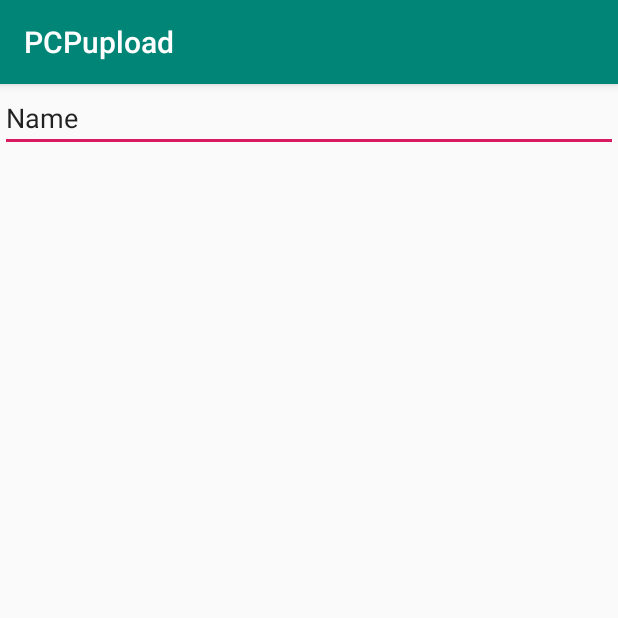
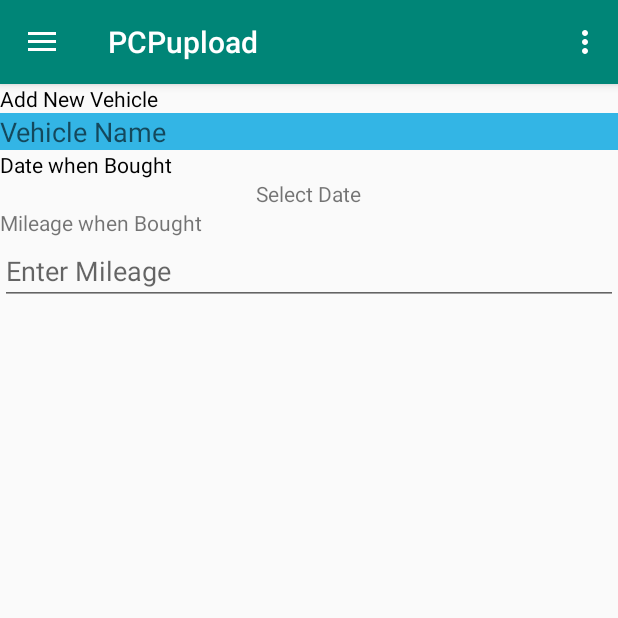
Before and after one commit to douglasduncan/PCPupload2, an Android app: the screen it shows after launch (addVehicle1 before the commit, MainActivity after it), in the side drawer, after a tap on "Add Vehicle", on a phone screen of 412 x 824 dp, the top half of it. Run offline under Robolectric (Android 15) with nearby library versions, the phone set to English and light mode, and no system bars.

```diff
--- a/app/build.gradle
+++ b/app/build.gradle
@@ -23,6 +23,7 @@ dependencies {
     implementation 'com.android.support:appcompat-v7:28.0.0'
     implementation 'com.android.support:design:28.0.0'
     implementation 'com.android.support.constraint:constraint-layout:1.1.3'
+    implementation 'com.android.support:support-v4:28.0.0'
     testImplementation 'junit:junit:4.12'
     androidTestImplementation 'com.android.support.test:runner:1.0.2'
     androidTestImplementation 'com.android.support.test.espresso:espresso-core:3.0.2'
--- a/app/src/main/AndroidManifest.xml
+++ b/app/src/main/AndroidManifest.xml
@@ -19,7 +19,6 @@
                 <category android:name="android.intent.category.LAUNCHER" />
             </intent-filter>
         </activity>
-        <activity android:name=".addVehicle1"></activity>
     </application>
 
 </manifest>
--- a/app/src/main/java/com/example/douglas/pcpupload/MainActivity.java
+++ b/app/src/main/java/com/example/douglas/pcpupload/MainActivity.java
@@ -4,6 +4,8 @@ import android.content.Intent;
 import android.os.Bundle;
 import android.support.design.widget.FloatingActionButton;
 import android.support.design.widget.Snackbar;
+import android.support.v4.app.Fragment;
+import android.support.v4.app.FragmentTransaction;
 import android.view.View;
 import android.support.design.widget.NavigationView;
 import android.support.v4.view.GravityCompat;
@@ -26,6 +28,7 @@ public class MainActivity extends AppCompatActivity
 
         super.onCreate(savedInstanceState);
         setContentView(R.layout.activity_main);
+
 
 
 
@@ -95,7 +98,9 @@ public class MainActivity extends AppCompatActivity
     @Override
     public boolean onNavigationItemSelected(MenuItem item) {
         //////////////////////////////////////////////////////////////////////////////intents for navigation
-        Intent intent = new Intent(this, addVehicle1.class);
+       // Intent intent = new Intent(this, addVehicle1.class);
+//////////////////////////////////////////////////////////////////////////////////////fragments
+
 
         // Handle navigation view item clicks here.
         int id = item.getItemId();
@@ -111,7 +116,13 @@ public class MainActivity extends AppCompatActivity
 
         } else if (id == R.id.add_vehicle) {
             Toast.makeText(this, "add vehicle", Toast.LENGTH_SHORT).show();
-            startActivity(intent);
+           // startActivity(intent);
+            //////////////////////////////////////////////////////////////////////////////////////OPEN the add vehicle fragment
+            Fragment myfragment = new addVehicleFragment();
+            FragmentTransaction myTransaction = getSupportFragmentManager().beginTransaction();
+            myTransaction.replace(R.id.fragment_container, myfragment);////put my fragment into the fragment container
+            myTransaction.addToBackStack(null);
+            myTransaction.commit();
         } else if (id == R.id.nav_send) {
 
         }
--- a/app/src/main/java/com/example/douglas/pcpupload/addVehicle1.java
+++ /dev/null
@@ -1,26 +0,0 @@
-package com.example.douglas.pcpupload;
-
-import android.content.SharedPreferences;
-import android.support.v7.app.AppCompatActivity;
-import android.os.Bundle;
-import android.util.Log;
-import android.widget.Toast;
-
-public class addVehicle1 extends AppCompatActivity {
-
-    @Override
-    protected void onCreate(Bundle savedInstanceState) {
-        super.onCreate(savedInstanceState);
-        setContentView(R.layout.activity_add_vehicle1);
-
-        /////create shared preferences to be logged in.
-        SharedPreferences.Editor editor = getSharedPreferences("InitialPrefs", MODE_PRIVATE).edit();
-        Log.w("preferences", "setting up shared prefs");
-        String username = "testing username";
-        editor.putString("username", username);
-        Toast.makeText(this, "shared prefs created", Toast.LENGTH_SHORT).show();
-        editor.apply();
-
-
-    }
-}
--- /dev/null
+++ b/app/src/main/java/com/example/douglas/pcpupload/addVehicleFragment.java
@@ -0,0 +1,81 @@
+package com.example.douglas.pcpupload;
+
+import android.app.DatePickerDialog;
+import android.content.Context;
+import android.graphics.Color;
+import android.graphics.drawable.ColorDrawable;
+import android.net.Uri;
+import android.os.Bundle;
+import android.support.v4.app.Fragment;
+import android.util.Log;
+import android.view.LayoutInflater;
+import android.view.View;
+import android.view.ViewGroup;
+import android.widget.DatePicker;
+import android.widget.TextView;
+import android.widget.Toast;
+
+import java.util.Calendar;
+
+
+public class addVehicleFragment extends Fragment {
+
+
+
+
+
+    public addVehicleFragment() {
+        // Required empty public constructor
+    }
+
+    private TextView mselectDate;
+    private DatePickerDialog.OnDateSetListener mdateSetListener;
+
+
+    @Override
+    public View onCreateView(LayoutInflater inflater, ViewGroup container,
+                             Bundle savedInstanceState) {
+        // Inflate the layout for this fragment
+
+       View v = inflater.inflate(R.layout.fragment_add_vehicle, container, false);
+        mselectDate =  v.findViewById(R.id.textSelectDate);///remember findviewbyID needs View 'v' in this case
+        mselectDate.setOnClickListener(new View.OnClickListener() {
+            @Override
+            public void onClick(View v) {
+                Toast.makeText(getContext(), "click", Toast.LENGTH_SHORT).show();
+                Calendar cal = Calendar.getInstance();
+                int year = cal.get(Calendar.YEAR);
+                int month = cal.get(Calendar.MONTH);
+                int day = cal.get(Calendar.DAY_OF_MONTH);
+
+
+
+
+
+                DatePickerDialog dialog = new DatePickerDialog(getContext(),
+                        android.R.style.Theme_Dialog,
+                        mdateSetListener,
+                        year, month, day );
+                dialog.getWindow().setBackgroundDrawable(new ColorDrawable(Color.TRANSPARENT));
+                dialog.show();
+            }
+        });
+
+        mdateSetListener = new DatePickerDialog.OnDateSetListener() {
+            @Override
+            public void onDateSet(DatePicker view, int year, int month, int dayOfMonth) {
+                month = month+1;
+                Log.i("datepi", year+" "+month+" "+dayOfMonth);
+                String date = dayOfMonth+" "+month+" "+year;
+                mselectDate.setText(date);
+            }
+        };
+
+       return v;
+    }
+
+
+
+
+
+}
--- a/app/src/main/res/layout/activity_add_vehicle1.xml
+++ /dev/null
@@ -1,17 +0,0 @@
-<?xml version="1.0" encoding="utf-8"?>
-<LinearLayout xmlns:android="http://schemas.android.com/apk/res/android"
-    xmlns:app="http://schemas.android.com/apk/res-auto"
-    xmlns:tools="http://schemas.android.com/tools"
-    android:layout_width="match_parent"
-    android:layout_height="match_parent"
-    android:orientation="vertical"
-    tools:context=".addVehicle1">
-
-    <EditText
-        android:id="@+id/editText"
-        android:layout_width="match_parent"
-        android:layout_height="wrap_content"
-        android:ems="10"
-        android:inputType="textPersonName"
-        android:text="Name" />
-</LinearLayout>
--- a/app/src/main/res/layout/content_main.xml
+++ b/app/src/main/res/layout/content_main.xml
@@ -1,20 +1,12 @@
 <?xml version="1.0" encoding="utf-8"?>
-<android.support.constraint.ConstraintLayout xmlns:android="http://schemas.android.com/apk/res/android"
+<FrameLayout xmlns:android="http://schemas.android.com/apk/res/android"
     xmlns:app="http://schemas.android.com/apk/res-auto"
     xmlns:tools="http://schemas.android.com/tools"
+    android:id="@+id/fragment_container"
     android:layout_width="match_parent"
     android:layout_height="match_parent"
     app:layout_behavior="@string/appbar_scrolling_view_behavior"
     tools:context=".MainActivity"
     tools:showIn="@layout/app_bar_main">
 
-    <TextView
-        android:layout_width="wrap_content"
-        android:layout_height="wrap_content"
-        android:text="Hello World!"
-        app:layout_constraintBottom_toBottomOf="parent"
-        app:layout_constraintLeft_toLeftOf="parent"
-        app:layout_constraintRight_toRightOf="parent"
-        app:layout_constraintTop_toTopOf="parent" />
-
-</android.support.constraint.ConstraintLayout>
+</FrameLayout>
--- /dev/null
+++ b/app/src/main/res/layout/fragment_add_vehicle.xml
@@ -0,0 +1,55 @@
+<?xml version="1.0" encoding="utf-8"?>
+<LinearLayout xmlns:android="http://schemas.android.com/apk/res/android"
+    xmlns:tools="http://schemas.android.com/tools"
+    android:layout_width="match_parent"
+    android:layout_height="match_parent"
+    android:orientation="vertical"
+    tools:context=".addVehicleFragment">
+
+
+
+    <TextView
+        android:id="@+id/textView2"
+        android:layout_width="match_parent"
+        android:layout_height="wrap_content"
+        android:text="@string/AddNewVehicleTitle"
+        android:textColor="@android:color/black" />
+
+    <EditText
+        android:id="@+id/editText"
+        android:layout_width="match_parent"
+        android:layout_height="wrap_content"
+        android:background="@android:color/holo_blue_light"
+        android:ems="10"
+        android:inputType="textPersonName"
+        android:hint="@string/NameOfVehicle" />
+
+    <TextView
+        android:id="@+id/textView3"
+        android:layout_width="match_parent"
+        android:layout_height="wrap_content"
+        android:text="@string/BoughtDate"
+        android:textColor="@android:color/black" />
+
+    <TextView
+        android:id="@+id/textSelectDate"
+        android:layout_width="wrap_content"
+        android:layout_height="wrap_content"
+        android:layout_gravity="center_horizontal"
+        android:text="@string/SelectDate" />
+
+    <TextView
+        android:id="@+id/textView5"
+        android:layout_width="match_parent"
+        android:layout_height="wrap_content"
+        android:text="@string/MileageWhenBought" />
+
+    <EditText
+        android:id="@+id/editText3"
+        android:layout_width="match_parent"
+        android:layout_height="wrap_content"
+        android:ems="10"
+        android:inputType="number"
+        android:hint="Enter Mileage"/>
+
+</LinearLayout>
--- a/app/src/main/res/values/strings.xml
+++ b/app/src/main/res/values/strings.xml
@@ -7,4 +7,12 @@
     <string name="nav_header_desc">Navigation header</string>
     <string name="action_settings">Settings</string>
     <string name="title_activity_add_vehicle1">addVehicle1</string>
+
+
+    <string name="hello_blank_fragment">Hello blank fragment</string>
+    <string name="AddNewVehicleTitle">Add New Vehicle</string>
+    <string name="NameOfVehicle">Vehicle Name</string>
+    <string name="BoughtDate">Date when Bought</string>
+    <string name="SelectDate">Select Date</string>
+    <string name="MileageWhenBought">Mileage when Bought</string>
 </resources>
```
Also changed, not shown: app/src/main/res/layout/content_add_vehicle1.xml (deleted, +0 -11 lines).
